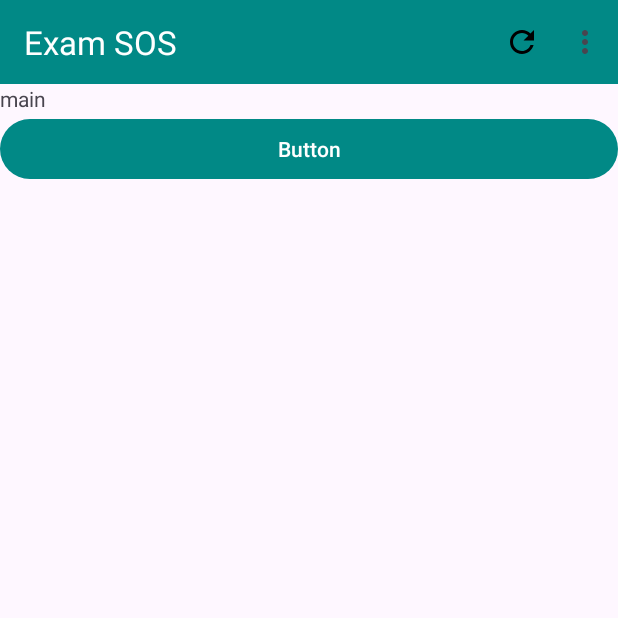
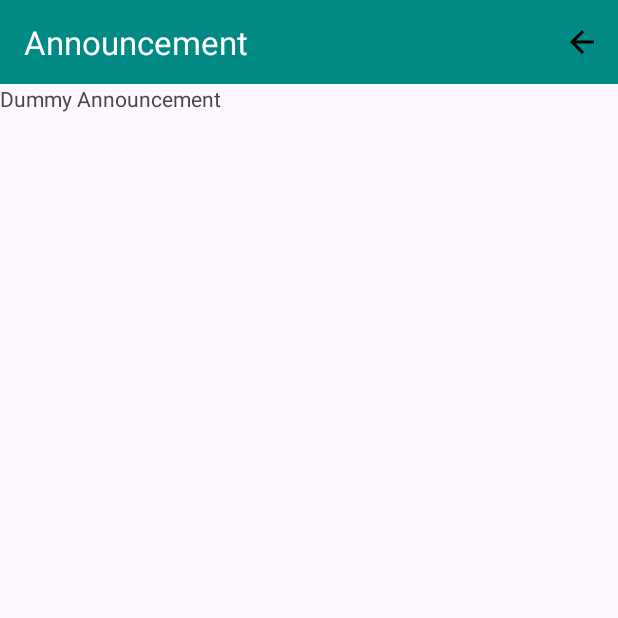
Before and after one commit to rayrayrachel/ExamSOS, an Android app: the screen it shows after launch (MainActivity before the commit, AnnouncementActivity after it), in the options menu, after a tap on "Announcement", on a phone screen of 412 x 824 dp, the top half of it. Run offline under Robolectric (Android 15) with nearby library versions, the phone set to English and light mode, and no system bars.

Commit message:
[UI] Added About Us, Announcement, Settings, linked to appbar

```diff
--- a/app/src/main/AndroidManifest.xml
+++ b/app/src/main/AndroidManifest.xml
@@ -22,6 +22,9 @@
             </intent-filter>
         </activity>
         <activity android:name=".LoginActivity"/>
+        <activity android:name=".AnnouncementActivity"/>
+        <activity android:name=".SettingsActivity"/>
+        <activity android:name=".AboutUsActivity"/>
         <activity android:name=".QuizActivity">
 
         </activity>
--- /dev/null
+++ b/app/src/main/java/com/example/examsos/AnnouncementActivity.kt
@@ -0,0 +1,37 @@
+package com.example.examsos
+
+import android.os.Bundle
+import android.util.Log
+import android.view.Menu
+import android.view.MenuItem
+import androidx.appcompat.app.AppCompatActivity
+import androidx.appcompat.widget.Toolbar
+
+class AnnouncementActivity : AppCompatActivity(){
+
+    private val myTag = "RachelsTag"
+
+    override fun onCreate(savedInstanceState: Bundle?) {
+        super.onCreate(savedInstanceState)
+        setContentView(R.layout.activity_announcement)
+
+        val mToolbar = findViewById<Toolbar>(R.id.announcement_toolbar)
+        setSupportActionBar(mToolbar)
+    }
+    override fun onCreateOptionsMenu(menu: Menu?): Boolean {
+        menuInflater.inflate(R.menu.sub_tool_bar_layout, menu)
+        return super.onCreateOptionsMenu(menu)
+    }
+
+    override fun onOptionsItemSelected(item: MenuItem): Boolean {
+        return when (item.itemId) {
+            R.id.upButton -> {
+                finish()
+                Log.i(myTag, "back clicked")
+                true
+            }
+
+            else -> super.onOptionsItemSelected(item)
+        }
+    }
+}
--- a/app/src/main/java/com/example/examsos/MainActivity.kt
+++ b/app/src/main/java/com/example/examsos/MainActivity.kt
@@ -70,9 +70,24 @@ class MainActivity : AppCompatActivity() {
                 true
             }
             R.id.settings -> {
+                val intent = Intent(this, SettingsActivity::class.java)
+                startActivity(intent)
                 Log.i(myTag, "Settings clicked")
                 true
             }
+            R.id.about_us -> {
+                val intent = Intent(this, AboutUsActivity::class.java)
+                startActivity(intent)
+                Log.i(myTag, "About Us clicked")
+                true
+            }
+            R.id.announcement -> {
+                val intent = Intent(this, AnnouncementActivity::class.java)
+                startActivity(intent)
+                Log.i(myTag, "Announcement clicked")
+                true
+            }
+
             R.id.logout -> {
                 val intent = Intent(this, LoginActivity::class.java)
                 intent.addFlags(Intent.FLAG_ACTIVITY_CLEAR_TOP or Intent.FLAG_ACTIVITY_NEW_TASK)
--- /dev/null
+++ b/app/src/main/res/layout/activity_announcement.xml
@@ -0,0 +1,27 @@
+<?xml version="1.0" encoding="utf-8"?>
+<androidx.constraintlayout.widget.ConstraintLayout xmlns:android="http://schemas.android.com/apk/res/android"
+    android:layout_width="match_parent"
+    android:layout_height="match_parent"
+    xmlns:app="http://schemas.android.com/apk/res-auto">
+
+    <LinearLayout
+        android:layout_width="match_parent"
+        android:layout_height="match_parent"
+        android:orientation="vertical">
+
+        <androidx.appcompat.widget.Toolbar
+            android:id="@+id/announcement_toolbar"
+            android:layout_width="match_parent"
+            android:minHeight="?attr/actionBarSize"
+            android:layout_height="56dp"
+            app:titleTextColor="@android:color/white"
+            app:title="@string/appbar_item_announcement"
+            android:background="@color/theme_primary"/>
+
+        <TextView
+            android:id="@+id/announcement_text_view"
+            android:layout_width="match_parent"
+            android:layout_height="wrap_content"
+            android:text="@string/announcement_text" />
+    </LinearLayout>
+</androidx.constraintlayout.widget.ConstraintLayout>
--- a/app/src/main/res/values/strings.xml
+++ b/app/src/main/res/values/strings.xml
@@ -20,5 +20,15 @@
     <string name="login_text_prompt_password">Please input password</string>
     <string name="login_button_login">Login</string>
 
+    <!-- About Us Page Strings -->
+    <string name="about_us_text">Information About Developer</string>
+
+    <!-- Settings Page Strings -->
+    <string name="settings_text">Settings</string>
+
+    <!-- Announcement Page Strings -->
+    <string name="announcement_text">Dummy Announcement</string>
+
+
 
 </resources>
```
Also changed, not shown: app/src/main/java/com/example/examsos/AboutUsActivity.kt (added, +37 -0 lines), app/src/main/java/com/example/examsos/SettingsActivity.kt (added, +37 -0 lines), app/src/main/res/layout/activity_aboutus.xml (added, +27 -0 lines), app/src/main/res/layout/activity_note.xml (+13 -7 lines), app/src/main/res/layout/activity_settings.xml (added, +28 -0 lines).
